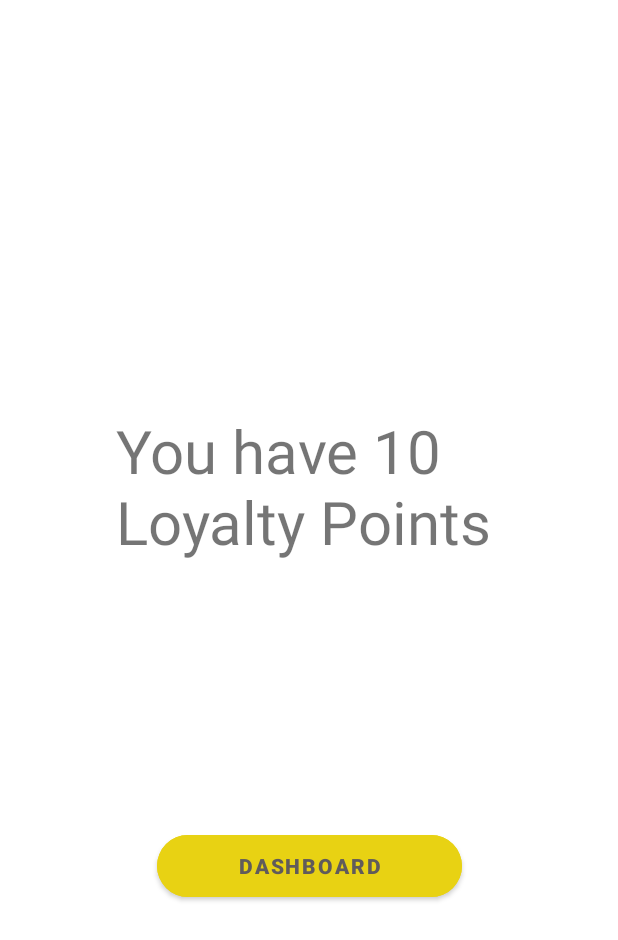
After one commit to kameshDiviyanjana/Car_parking_UEE, an Android app: the MyPoints screen opened directly, with no data from a screen before it, on a phone screen of 412 x 824 dp. The commit adds this screen. Shown: the top 940 px of the screen. Run offline under Robolectric (Android 15) with nearby library versions, the phone set to English and light mode, and no system bars; Roboto replaces fonts that are not available here.

Commit message:
implement loyalty points

```diff
--- a/app/src/main/AndroidManifest.xml
+++ b/app/src/main/AndroidManifest.xml
@@ -18,6 +18,9 @@
         android:supportsRtl="true"
         android:theme="@style/Theme.Car_parking"
         tools:targetApi="31">
+        <activity
+            android:name=".MyPoints"
+            android:exported="false" />
         <activity
             android:name=".PaymentScreen"
             android:exported="false" />
--- /dev/null
+++ b/app/src/main/java/com/example/car_parking/MyPoints.kt
@@ -0,0 +1,11 @@
+package com.example.car_parking
+
+import androidx.appcompat.app.AppCompatActivity
+import android.os.Bundle
+
+class MyPoints : AppCompatActivity() {
+    override fun onCreate(savedInstanceState: Bundle?) {
+        super.onCreate(savedInstanceState)
+        setContentView(R.layout.activity_my_points)
+    }
+}
--- /dev/null
+++ b/app/src/main/res/layout/activity_my_points.xml
@@ -0,0 +1,47 @@
+<?xml version="1.0" encoding="utf-8"?>
+<androidx.constraintlayout.widget.ConstraintLayout xmlns:android="http://schemas.android.com/apk/res/android"
+    xmlns:app="http://schemas.android.com/apk/res-auto"
+    xmlns:tools="http://schemas.android.com/tools"
+    android:layout_width="match_parent"
+    android:layout_height="match_parent"
+    tools:context=".MyPoints">
+
+    <androidx.constraintlayout.widget.ConstraintLayout
+        android:layout_width="409dp"
+        android:layout_height="729dp"
+        app:layout_constraintBottom_toBottomOf="parent"
+        app:layout_constraintEnd_toEndOf="parent"
+        app:layout_constraintStart_toStartOf="parent"
+        app:layout_constraintTop_toTopOf="parent">
+
+        <Button
+            android:id="@+id/btnloyaltygohome"
+            android:layout_width="203dp"
+            android:layout_height="53dp"
+            android:backgroundTint="#E8D213"
+            android:text="Dashboard"
+            android:textColor="#605B5B"
+            android:textStyle="bold"
+            app:cornerRadius="50dp"
+            app:layout_constraintBottom_toBottomOf="parent"
+            app:layout_constraintEnd_toEndOf="parent"
+            app:layout_constraintStart_toStartOf="parent"
+            app:layout_constraintTop_toTopOf="parent"
+            app:layout_constraintVertical_bias="0.745" />
+
+        <TextView
+            android:id="@+id/txtloyalty"
+            android:layout_width="257dp"
+            android:layout_height="114dp"
+            android:layout_marginTop="208dp"
+            android:text="You have 10 Loyalty Points"
+            android:textSize="40sp"
+            app:layout_constraintBottom_toTopOf="@+id/btnloyaltygohome"
+            app:layout_constraintEnd_toEndOf="parent"
+            app:layout_constraintStart_toStartOf="parent"
+            app:layout_constraintTop_toTopOf="parent"
+            app:layout_constraintVertical_bias="0.098" />
+
+
+    </androidx.constraintlayout.widget.ConstraintLayout>
+</androidx.constraintlayout.widget.ConstraintLayout>
--- a/app/src/main/res/values/strings.xml
+++ b/app/src/main/res/values/strings.xml
@@ -9,6 +9,4 @@
     <string name="MESSAGE">Message</string>
 
 
-
-
 </resources>
```
Also changed, not shown: app/src/main/java/com/example/car_parking/homedashboredUser.kt (+8 -0 lines), app/src/main/res/layout/activity_homedashbored_user.xml (+27 -12 lines).
